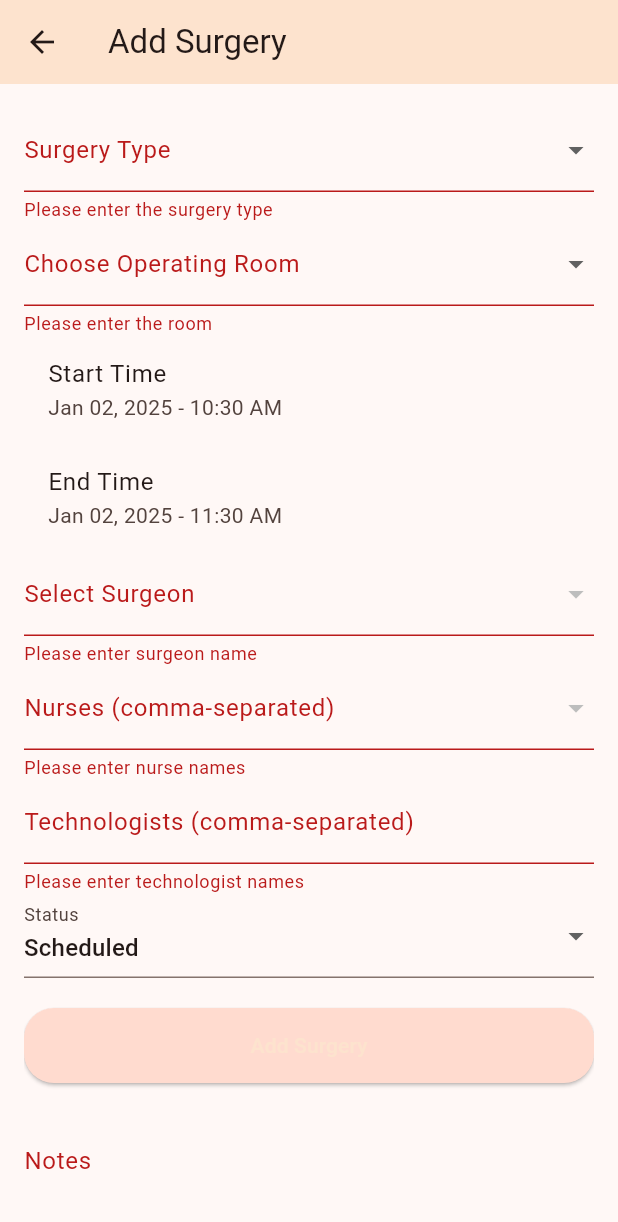
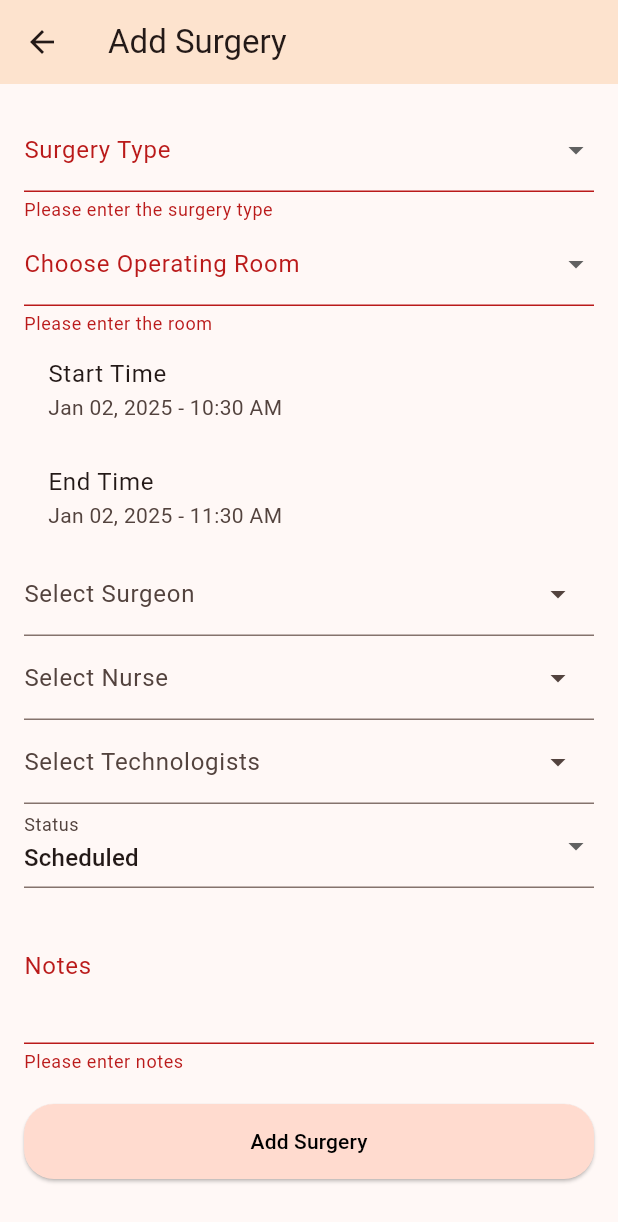
Before and after one commit to harishan-a/schedule-OR, a Flutter app: the AddSurgeryScreen screen opened by its route, after a tap on "Add Surgery", on a phone screen of 412 x 824 dp. Shown: the top 1222 px of the screen. Run offline on Flutter 3.47's test engine with Material 3 defaults, Android fonts, the phone set to English and light mode, and no system bars; drawn by our look-alikes of dropdown_search; our stand-ins replace cloud_firestore, firebase_auth, firebase_core, firebase_messaging; accounts and stored records are empty.

Commit message:
Old changes before newly added changes

```diff
--- a/lib/screens/add_surgery.dart
+++ b/lib/screens/add_surgery.dart
@@ -1,6 +1,7 @@
 import 'package:flutter/material.dart';
 import 'package:cloud_firestore/cloud_firestore.dart';
 import 'package:intl/intl.dart';
+import 'package:dropdown_search/dropdown_search.dart';
 
 class AddSurgeryScreen extends StatefulWidget {
   const AddSurgeryScreen({super.key});
@@ -14,8 +15,9 @@ class AddSurgeryScreenState extends State<AddSurgeryScreen> {
   String? _surgeryType;
   String? _operatingRoom;
   String? _selectedDoctor;
-  String? _selectedNurse;
+  List<String> _selectedNurses = [];
   String? _notes;
+  String? _selectedTechnologist;
 
   final List<String> _surgeryTypes = [
     'Cardiac Surgery',
@@ -35,7 +37,7 @@ class AddSurgeryScreenState extends State<AddSurgeryScreen> {
   var _endTime = DateTime.now().add(Duration(hours: 1));
   //var _surgeon = '';
   //var _nurses = [];
-  var _technologists = [];
+  List<String> _technologists = [];
   var _status = 'Scheduled';
 
   List<String> _doctors = [];
@@ -46,6 +48,27 @@ class AddSurgeryScreenState extends State<AddSurgeryScreen> {
     super.initState();
     _fetchDoctors();
     _fetchNurses();
+    _fetchTechnologists();
+  }
+
+  Future<void> _fetchTechnologists() async {
+    try {
+      QuerySnapshot snapshot = await FirebaseFirestore.instance
+          .collection('users')
+          .where('role', isEqualTo: 'Technologist')
+          .get();
+      List<String> technologistsName = [];
+      for (var doc in snapshot.docs) {
+        String fullName = '${doc['firstName']} ${doc['lastName']}';
+        technologistsName.add(fullName);
+      }
+
+      setState(() {
+        _technologists = technologistsName;
+      });
+    } catch (error) {
+      print("Error fetching technologists: $error");
+    }
   }
 
   Future<void> _fetchDoctors() async {
@@ -100,17 +123,37 @@ class AddSurgeryScreenState extends State<AddSurgeryScreen> {
       // Save to Firestore
       await FirebaseFirestore.instance.collection('surgeries').add({
         'surgeryType': _surgeryType,
-        'room': _room,
+        'room': _operatingRoom,
         'startTime': Timestamp.fromDate(_startTime),
         'endTime': Timestamp.fromDate(_endTime),
         'surgeon': _selectedDoctor,
-        'nurses': _nurses,
+        'nurses': _selectedNurses,
         'technologists': _technologists,
         'status': _status,
         'notes': _notes,
       });
 
-      Navigator.of(context).pop(); // Go back after adding surgery
+      showDialog(
+        context: context,
+        builder: (ctx) => AlertDialog(
+          title: Text('Surgery Added'),
+          content: Text('The surgery has been successfully added!'),
+          actions: [
+            TextButton(
+              onPressed: () {
+                Navigator.of(ctx).pop();
+                Navigator.of(context).pop();
+              },
+              child: Text(
+                'OK',
+                style: TextStyle(color: Colors.black),
+              ),
+            ),
+          ],
+        ),
+      );
+
+      //Navigator.of(context).pop(); // Go back after adding surgery
     } catch (error) {
       print("Error adding surgery: $error");
     }
@@ -222,73 +265,128 @@ class AddSurgeryScreenState extends State<AddSurgeryScreen> {
                   }
                 },
               ),
-              DropdownButtonFormField<String>(
-                decoration: InputDecoration(labelText: 'Select Surgeon'),
-                value: _selectedDoctor,
+              DropdownSearch<String>(
+                items: _doctors,
+                dropdownDecoratorProps: DropDownDecoratorProps(
+                  dropdownSearchDecoration: InputDecoration(
+                    labelText: 'Select Surgeon',
+                    hintText: 'Search and select a surgeon',
+                  ),
+                ),
+                popupProps: PopupProps.menu(
+                  showSearchBox: true,
+                ),
                 onChanged: (String? newValue) {
                   setState(() {
                     _selectedDoctor = newValue;
                   });
                 },
-                items: _doctors.map<DropdownMenuItem<String>>((String value) {
-                  return DropdownMenuItem<String>(
-                    value: value,
-                    child: Container(
-                      // Add a fixed height for the dropdown items
-                      height: 50,
-                      child: SingleChildScrollView(
-                        child: Text(value),
-                      ),
-                    ),
-                  );
-                }).toList(),
                 validator: (value) {
                   if (value == null || value.isEmpty) {
                     return 'Please enter surgeon name';
                   }
                   return null;
                 },
+                selectedItem: _selectedDoctor,
+                filterFn: (item, filter) {
+                  if (filter == null || filter.isEmpty) {
+                    return true;
+                  }
+                  return item.toLowerCase().contains(filter.toLowerCase()) ||
+                      item
+                          .split(' ')
+                          .first
+                          .toLowerCase()
+                          .contains(filter.toLowerCase()) ||
+                      item
+                          .split(' ')
+                          .last
+                          .toLowerCase()
+                          .contains(filter.toLowerCase());
+                },
               ),
-              DropdownButtonFormField<String>(
-                decoration:
-                    InputDecoration(labelText: 'Nurses (comma-separated)'),
-                value: _selectedNurse,
-                onChanged: (String? newValue) {
+              DropdownSearch<String>.multiSelection(
+                  items: _nurses,
+                  dropdownDecoratorProps: DropDownDecoratorProps(
+                    dropdownSearchDecoration: InputDecoration(
+                      labelText: 'Select Nurse',
+                      hintText: 'Search and select a nurse',
+                    ),
+                  ),
+                  popupProps: PopupPropsMultiSelection.menu(
+                    showSearchBox: true,
+                  ),
+                  onChanged: (List<String> selected) {
                     setState(() {
-                    _selectedNurse = newValue;
+                      _selectedNurses = selected;
                     });
                   },
-                items: _nurses.map<DropdownMenuItem<String>>((String value) {
-                  return DropdownMenuItem<String>(
-                    value: value,
-                    child: Container(
-                      // Add a fixed height for the dropdown items
-                      height: 50,
-                      child: SingleChildScrollView(
-                        child: Text(value),
-                      ),
-                    ),
-                  );
-                }).toList(),
+                  selectedItems: _selectedNurses,
                   validator: (value) {
                     if (value == null || value.isEmpty) {
                       return 'Please enter nurse names';
                     }
                     return null;
                   },
+                  //selectedItem: _selectedNurse,
+                  filterFn: (item, filter) {
+                    if (filter == null || filter.isEmpty) {
+                      return true;
+                    }
+                    return item.toLowerCase().contains(filter.toLowerCase()) ||
+                        item
+                            .split(' ')
+                            .first
+                            .toLowerCase()
+                            .contains(filter.toLowerCase()) ||
+                        item
+                            .split(' ')
+                            .last
+                            .toLowerCase()
+                            .contains(filter.toLowerCase());
+                  }),
+              DropdownSearch<String>.multiSelection(
+                items:
+                    _technologists, // Use the same nurse list for technologists
+                dropdownDecoratorProps: DropDownDecoratorProps(
+                  dropdownSearchDecoration: InputDecoration(
+                    labelText: 'Select Technologists',
+                    hintText: 'Search and select technologists',
                   ),
-              TextFormField(
-                decoration: InputDecoration(
-                    labelText: 'Technologists (comma-separated)'),
-                onSaved: (value) {
-                  _technologists =
-                      value!.split(',').map((e) => e.trim()).toList();
+                ),
+                popupProps: PopupPropsMultiSelection.menu(
+                  showSearchBox: true,
+                ),
+                onChanged: (List<String> selected) {
+                  setState(() {
+                    _selectedTechnologist =
+                        selected.isNotEmpty ? selected[0] : null;
+                  });
                 },
+                selectedItems: _selectedTechnologist != null
+                    ? [_selectedTechnologist!]
+                    : [],
                 validator: (value) {
                   if (value == null || value.isEmpty) {
                     return 'Please enter technologist names';
                   }
                   return null;
+                },
+                filterFn: (item, filter) {
+                  if (filter == null || filter.isEmpty) {
+                    return true;
+                  }
+                  return item.toLowerCase().contains(filter.toLowerCase()) ||
+                      item
+                          .split(' ')
+                          .first
+                          .toLowerCase()
+                          .contains(filter.toLowerCase()) ||
+                      item
+                          .split(' ')
+                          .last
+                          .toLowerCase()
+                          .contains(filter.toLowerCase());
                 },
               ),
               DropdownButtonFormField<String>(
@@ -306,20 +404,6 @@ class AddSurgeryScreenState extends State<AddSurgeryScreen> {
                   });
                 },
               ),
-              SizedBox(height: 20),
-              ElevatedButton(
-                onPressed: _submitForm,
-                style: ElevatedButton.styleFrom(
-                  padding: const EdgeInsets.symmetric(vertical: 15),
-                  shape: RoundedRectangleBorder(
-                    borderRadius: BorderRadius.circular(20),
-                  ),
-                  backgroundColor:
-                      Theme.of(context).colorScheme.primaryContainer,
-                ),
-                child: const Text('Add Surgery'),
-              ),
-              //New TextFormField for notes
               TextFormField(
                 decoration: InputDecoration(labelText: 'Notes'),
                 onSaved: (value) {
@@ -332,7 +416,29 @@ class AddSurgeryScreenState extends State<AddSurgeryScreen> {
                   }
                   return null;
                 },
-              )
+              ),
+
+              SizedBox(height: 20),
+              ElevatedButton(
+                onPressed: _submitForm,
+                style: ElevatedButton.styleFrom(
+                  padding: const EdgeInsets.symmetric(vertical: 15),
+                  shape: RoundedRectangleBorder(
+                    borderRadius: BorderRadius.circular(20),
+                  ),
+                  backgroundColor: Theme.of(context)
+                      .colorScheme
+                      .primaryContainer, // Button background color
+                ),
+                child: const Text(
+                  'Add Surgery',
+                  style: TextStyle(
+                    color: Colors.black, // Set the text color to black
+                  ),
+                ),
+              ),
+
+              //New TextFormField for notes
             ],
           ),
         ),
--- a/pubspec.yaml
+++ b/pubspec.yaml
@@ -17,6 +17,9 @@ dependencies:
   firebase_messaging: ^15.1.3
   firebase_app_check: ^0.3.1+3
   intl: ^0.19.0
+  multi_select_flutter: ^4.1.3
+  flutter_multiselect: ^1.0.0
+  dropdown_search: ^5.0.3
 
 dev_dependencies:
   flutter_test:
```
Also changed, not shown: pubspec.lock, 1 other file. Lines whose indentation alone changed are shown as unchanged.
